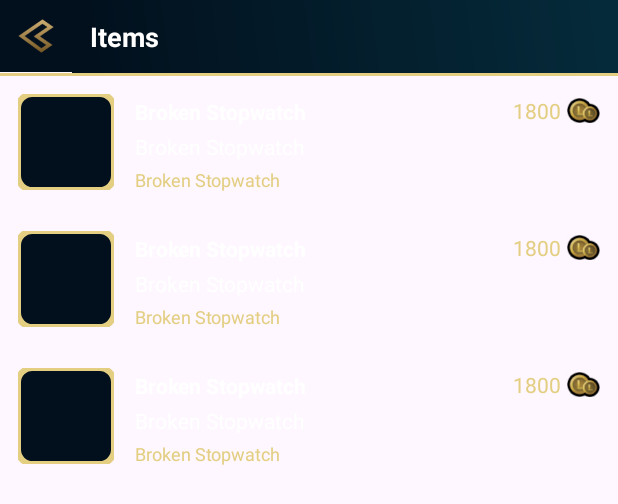
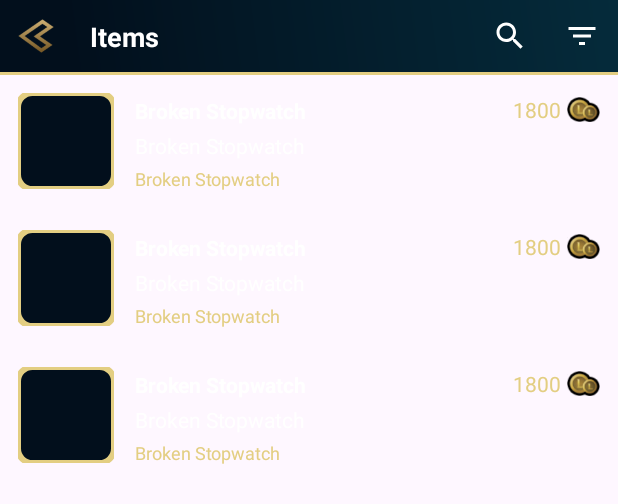
Before and after one commit to harunuyan/LoLGuide, an Android app: the layout fragment_item.xml on its own in the app's theme, with its tools: preview values and no code run, on a phone screen of 412 x 824 dp. Shown: the top 504 px of the screen. Run offline under Robolectric (Android 15) with nearby library versions, the light colour scheme and no system bars; Roboto replaces fonts that are not available here.

Commit message:
Redesigned layouts, added search items & hide keyboard function

```diff
--- a/app/src/main/AndroidManifest.xml
+++ b/app/src/main/AndroidManifest.xml
@@ -17,6 +17,7 @@
         tools:targetApi="31">
         <activity
             android:name=".MainActivity"
+            android:windowSoftInputMode="stateAlwaysHidden"
             android:exported="true">
             <intent-filter>
                 <action android:name="android.intent.action.MAIN" />
--- /dev/null
+++ b/app/src/main/res/drawable/ic_filter_white.xml
@@ -0,0 +1,10 @@
+<vector android:height="24dp"
+    android:tint="@color/white"
+    android:viewportHeight="24"
+    android:viewportWidth="24"
+    android:width="24dp"
+    xmlns:android="http://schemas.android.com/apk/res/android">
+    <path
+        android:fillColor="@android:color/white"
+        android:pathData="M10,18h4v-2h-4v2zM3,6v2h18L21,6L3,6zM6,13h12v-2L6,11v2z" />
+</vector>
--- a/app/src/main/res/layout/fragment_champions_details.xml
+++ b/app/src/main/res/layout/fragment_champions_details.xml
@@ -695,10 +695,11 @@
             app:tabMode="scrollable"
             app:tabTextColor="@color/white" />
 
+
         <androidx.viewpager2.widget.ViewPager2
             android:id="@+id/view_pager_skills"
             android:layout_width="match_parent"
-            android:layout_height="wrap_content"
+            android:layout_height="250dp"
             android:background="@drawable/gradient_blue"
             app:layout_constraintEnd_toEndOf="parent"
             app:layout_constraintStart_toStartOf="parent"
--- a/app/src/main/res/layout/fragment_item.xml
+++ b/app/src/main/res/layout/fragment_item.xml
@@ -1,22 +1,33 @@
 <?xml version="1.0" encoding="utf-8"?>
-<LinearLayout xmlns:android="http://schemas.android.com/apk/res/android"
+<androidx.constraintlayout.widget.ConstraintLayout xmlns:android="http://schemas.android.com/apk/res/android"
     xmlns:app="http://schemas.android.com/apk/res-auto"
     xmlns:tools="http://schemas.android.com/tools"
     android:layout_width="match_parent"
-    android:layout_height="match_parent"
-    android:orientation="vertical">
+    android:layout_height="match_parent">
 
-    <LinearLayout
-        android:layout_width="match_parent"
+    <EditText
+        android:id="@+id/et_search"
+        android:layout_width="0dp"
         android:layout_height="wrap_content"
-        android:orientation="horizontal">
+        android:background="@drawable/gradient_background"
+        android:hint="@string/search_champions"
+        android:maxLength="25"
+        android:padding="12dp"
+        android:textColor="@color/white"
+        android:textColorHint="@color/white"
+        android:visibility="invisible"
+        app:layout_constraintEnd_toEndOf="parent"
+        app:layout_constraintStart_toStartOf="parent"
+        app:layout_constraintTop_toTopOf="parent" />
 
     <FrameLayout
         android:id="@+id/fl_back"
         android:layout_width="wrap_content"
         android:layout_height="wrap_content"
         android:background="@color/lol_blue"
-            android:padding="12dp">
+        android:padding="12dp"
+        app:layout_constraintStart_toStartOf="parent"
+        app:layout_constraintTop_toTopOf="parent">
 
         <ImageView
             android:layout_width="24dp"
@@ -26,7 +37,8 @@
     </FrameLayout>
 
     <TextView
-            android:layout_width="match_parent"
+        android:id="@+id/title"
+        android:layout_width="0dp"
         android:layout_height="wrap_content"
         android:layout_gravity="center"
         android:background="@drawable/gradient_blue"
@@ -35,21 +47,61 @@
         android:text="@string/items"
         android:textColor="@color/white"
         android:textSize="18sp"
-            android:textStyle="bold" />
+        android:textStyle="bold"
+        app:layout_constraintEnd_toEndOf="parent"
+        app:layout_constraintStart_toEndOf="@id/fl_back"
+        app:layout_constraintTop_toTopOf="parent" />
 
-    </LinearLayout>
+    <FrameLayout
+        android:id="@+id/fl_filter"
+        android:layout_width="wrap_content"
+        android:layout_height="wrap_content"
+        android:padding="12dp"
+        app:layout_constraintEnd_toEndOf="parent"
+        app:layout_constraintTop_toTopOf="parent">
+
+        <ImageView
+            android:layout_width="24dp"
+            android:layout_height="24dp"
+            android:src="@drawable/ic_filter_white" />
+
+    </FrameLayout>
+
+    <FrameLayout
+        android:id="@+id/fl_search"
+        android:layout_width="wrap_content"
+        android:layout_height="wrap_content"
+        android:padding="12dp"
+        app:layout_constraintEnd_toStartOf="@id/fl_filter"
+        app:layout_constraintTop_toTopOf="parent">
+
+        <ImageView
+            android:id="@+id/iv_search"
+            android:layout_width="24dp"
+            android:layout_height="24dp"
+            android:src="@drawable/ic_search" />
+
+    </FrameLayout>
 
     <View
+        android:id="@+id/view"
         android:layout_width="match_parent"
         android:layout_height="2dp"
-        android:background="@color/lol_yellow" />
+        android:background="@color/lol_yellow"
+        app:layout_constraintEnd_toEndOf="parent"
+        app:layout_constraintStart_toStartOf="parent"
+        app:layout_constraintTop_toBottomOf="@id/fl_search" />
 
     <androidx.recyclerview.widget.RecyclerView
         android:id="@+id/rv_items"
-        android:layout_width="match_parent"
-        android:layout_height="match_parent"
+        android:layout_width="0dp"
+        android:layout_height="0dp"
         android:orientation="vertical"
         app:layoutManager="androidx.recyclerview.widget.LinearLayoutManager"
+        app:layout_constraintBottom_toBottomOf="parent"
+        app:layout_constraintEnd_toEndOf="parent"
+        app:layout_constraintStart_toStartOf="parent"
+        app:layout_constraintTop_toBottomOf="@id/view"
         tools:listitem="@layout/item_item" />
 
-</LinearLayout>
+</androidx.constraintlayout.widget.ConstraintLayout>
```
Also changed, not shown: app/src/main/java/com/volie/lolguidestats/ui/fragment/champion/ChampionFragment.kt (+10 -2 lines), app/src/main/java/com/volie/lolguidestats/ui/fragment/item/ItemFragment.kt (+57 -2 lines), app/src/main/res/layout/fragment_champion.xml (+25 -11 lines). Lines whose indentation alone changed are shown as unchanged.
